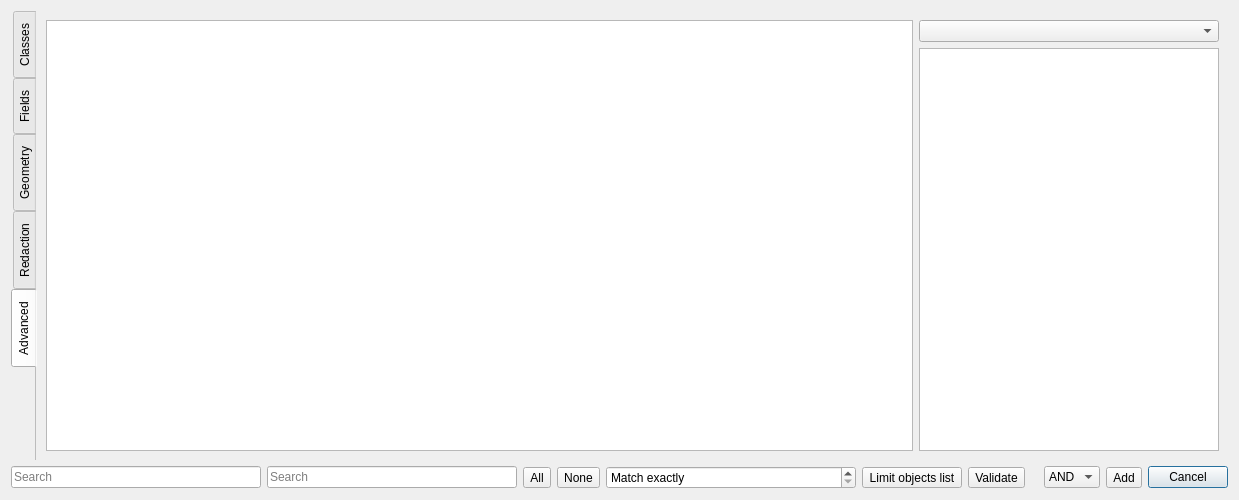
This is filterdialog.ui in Kuszki/K-Indexer as Qt 5 draws it before an edit. The edited form follows.
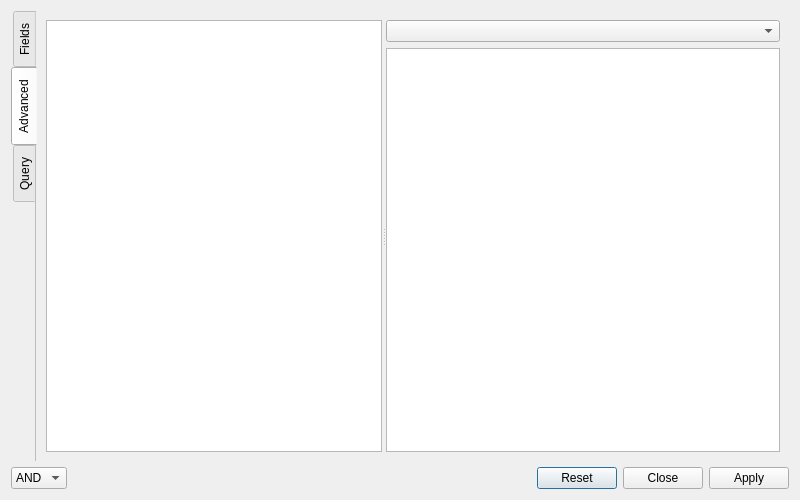
This is the edited form. The open tabs and pages were chosen to show the change. Icons and pictures are not drawn.

```diff
--- a/filterdialog.ui
+++ b/filterdialog.ui
@@ -6,7 +6,7 @@
    <rect>
     <x>0</x>
     <y>0</y>
-    <width>1200</width>
+    <width>800</width>
     <height>500</height>
    </rect>
   </property>
@@ -24,42 +24,11 @@
       <enum>QTabWidget::West</enum>
      </property>
      <property name="currentIndex">
-      <number>1</number>
+      <number>0</number>
      </property>
      <property name="documentMode">
       <bool>true</bool>
      </property>
-     <widget class="QWidget" name="classTab">
-      <attribute name="title">
-       <string>Classes</string>
-      </attribute>
-      <layout class="QGridLayout" name="classScroolLayout">
-       <item row="0" column="0">
-        <widget class="QScrollArea" name="classScrool">
-         <property name="frameShape">
-          <enum>QFrame::NoFrame</enum>
-         </property>
-         <property name="lineWidth">
-          <number>0</number>
-         </property>
-         <property name="widgetResizable">
-          <bool>true</bool>
-         </property>
-         <widget class="QWidget" name="classAreaWidgetContents">
-          <property name="geometry">
-           <rect>
-            <x>0</x>
-            <y>0</y>
-            <width>1139</width>
-            <height>435</height>
-           </rect>
-          </property>
-          <layout class="QVBoxLayout" name="classLayout"/>
-         </widget>
-        </widget>
-       </item>
-      </layout>
-     </widget>
      <widget class="QWidget" name="simpleTab">
       <attribute name="title">
        <string>Fields</string>
@@ -81,7 +50,7 @@
            <rect>
             <x>0</x>
             <y>0</y>
-            <width>1139</width>
+            <width>739</width>
             <height>435</height>
            </rect>
           </property>
@@ -91,236 +60,82 @@
        </item>
       </layout>
      </widget>
-     <widget class="QWidget" name="geometryTab">
-      <attribute name="title">
-       <string>Geometry</string>
-      </attribute>
-      <layout class="QGridLayout" name="geometryScroolLayout">
-       <item row="0" column="0">
-        <widget class="QScrollArea" name="geometryScrool">
-         <property name="frameShape">
-          <enum>QFrame::NoFrame</enum>
-         </property>
-         <property name="lineWidth">
-          <number>0</number>
-         </property>
-         <property name="widgetResizable">
-          <bool>true</bool>
-         </property>
-         <widget class="QWidget" name="geometryAreaWidgetContents">
-          <property name="geometry">
-           <rect>
-            <x>0</x>
-            <y>0</y>
-            <width>1139</width>
-            <height>435</height>
-           </rect>
-          </property>
-          <layout class="QVBoxLayout" name="geometryLayout"/>
-         </widget>
-        </widget>
-       </item>
-      </layout>
-     </widget>
-     <widget class="QWidget" name="redactionTab">
-      <attribute name="title">
-       <string>Redaction</string>
-      </attribute>
-      <layout class="QGridLayout" name="redactionScroolLayout">
-       <item row="0" column="0">
-        <widget class="QScrollArea" name="redactionScrool">
-         <property name="frameShape">
-          <enum>QFrame::NoFrame</enum>
-         </property>
-         <property name="lineWidth">
-          <number>0</number>
-         </property>
-         <property name="widgetResizable">
-          <bool>true</bool>
-         </property>
-         <widget class="QWidget" name="redactionAreaWidgetContents">
-          <property name="geometry">
-           <rect>
-            <x>0</x>
-            <y>0</y>
-            <width>1139</width>
-            <height>435</height>
-           </rect>
-          </property>
-          <layout class="QVBoxLayout" name="redactionLayout"/>
-         </widget>
-        </widget>
-       </item>
-      </layout>
-     </widget>
      <widget class="QWidget" name="advancedTab">
       <attribute name="title">
        <string>Advanced</string>
       </attribute>
-      <layout class="QGridLayout" name="advancedScroolLayout">
-       <item row="1" column="1">
-        <widget class="QListView" name="variablesList">
-         <property name="sizePolicy">
-          <sizepolicy hsizetype="Preferred" vsizetype="Preferred">
-           <horstretch>0</horstretch>
-           <verstretch>0</verstretch>
-          </sizepolicy>
+      <layout class="QGridLayout" name="advancedLayout">
+       <item row="0" column="0">
+        <widget class="QSplitter" name="splitter">
+         <property name="orientation">
+          <enum>Qt::Horizontal</enum>
          </property>
-         <property name="minimumSize">
-          <size>
-           <width>300</width>
-           <height>0</height>
-          </size>
+         <widget class="QPlainTextEdit" name="advancedEdit"/>
+         <widget class="QWidget" name="">
+          <layout class="QVBoxLayout" name="verticalLayout">
+           <item>
+            <widget class="QComboBox" name="helperCombo"/>
+           </item>
+           <item>
+            <widget class="QListView" name="variablesList">
+             <property name="sizePolicy">
+              <sizepolicy hsizetype="Preferred" vsizetype="Preferred">
+               <horstretch>0</horstretch>
+               <verstretch>0</verstretch>
+              </sizepolicy>
+             </property>
+             <property name="minimumSize">
+              <size>
+               <width>300</width>
+               <height>0</height>
+              </size>
+             </property>
+             <property name="editTriggers">
+              <set>QAbstractItemView::NoEditTriggers</set>
+             </property>
+            </widget>
+           </item>
+          </layout>
+         </widget>
+        </widget>
+       </item>
+      </layout>
+     </widget>
+     <widget class="QWidget" name="queryTab">
+      <attribute name="title">
+       <string>Query</string>
+      </attribute>
+      <layout class="QGridLayout" name="querysLayout">
+       <item row="0" column="0">
+        <widget class="QScrollArea" name="queryScrool">
+         <property name="frameShape">
+          <enum>QFrame::NoFrame</enum>
          </property>
-         <property name="editTriggers">
-          <set>QAbstractItemView::NoEditTriggers</set>
+         <property name="lineWidth">
+          <number>0</number>
          </property>
+         <property name="widgetResizable">
+          <bool>true</bool>
+         </property>
+         <widget class="QWidget" name="queryAreaWidgetContents">
+          <property name="geometry">
+           <rect>
+            <x>0</x>
+            <y>0</y>
+            <width>739</width>
+            <height>435</height>
+           </rect>
+          </property>
+          <layout class="QVBoxLayout" name="queryLayout"/>
+         </widget>
         </widget>
        </item>
-       <item row="0" column="1">
-        <widget class="QComboBox" name="helperCombo"/>
-       </item>
-       <item row="0" column="0" rowspan="2">
-        <widget class="QPlainTextEdit" name="advancedEdit"/>
-       </item>
       </layout>
      </widget>
     </widget>
    </item>
    <item row="1" column="0">
     <layout class="QHBoxLayout" name="toolsLayout">
-     <item>
-      <widget class="QLineEdit" name="simpleSearch">
-       <property name="sizePolicy">
-        <sizepolicy hsizetype="Fixed" vsizetype="Fixed">
-         <horstretch>0</horstretch>
-         <verstretch>0</verstretch>
-        </sizepolicy>
-       </property>
-       <property name="minimumSize">
-        <size>
-         <width>250</width>
-         <height>0</height>
-        </size>
-       </property>
-       <property name="placeholderText">
-        <string>Search</string>
-       </property>
-       <property name="clearButtonEnabled">
-        <bool>true</bool>
-       </property>
-      </widget>
-     </item>
-     <item>
-      <widget class="QLineEdit" name="classSearch">
-       <property name="sizePolicy">
-        <sizepolicy hsizetype="Fixed" vsizetype="Fixed">
-         <horstretch>0</horstretch>
-         <verstretch>0</verstretch>
-        </sizepolicy>
-       </property>
-       <property name="minimumSize">
-        <size>
-         <width>250</width>
-         <height>0</height>
-        </size>
-       </property>
-       <property name="placeholderText">
-        <string>Search</string>
-       </property>
-       <property name="clearButtonEnabled">
-        <bool>true</bool>
-       </property>
-      </widget>
-     </item>
-     <item>
-      <widget class="QToolButton" name="selectButton">
-       <property name="text">
-        <string>All</string>
-       </property>
-       <property name="icon">
-        <iconset theme="list-add">
-         <normaloff>.</normaloff>.</iconset>
-       </property>
-      </widget>
-     </item>
-     <item>
-      <widget class="QToolButton" name="unselectButton">
-       <property name="text">
-        <string>None</string>
-       </property>
-       <property name="icon">
-        <iconset theme="list-remove">
-         <normaloff>.</normaloff>.</iconset>
-       </property>
-      </widget>
-     </item>
-     <item>
-      <widget class="QDoubleSpinBox" name="radiusSpin">
-       <property name="minimumSize">
-        <size>
-         <width>250</width>
-         <height>0</height>
-        </size>
-       </property>
-       <property name="specialValueText">
-        <string>Match exactly</string>
-       </property>
-       <property name="prefix">
-        <string>Search in </string>
-       </property>
-       <property name="suffix">
-        <string> m radius</string>
-       </property>
-       <property name="maximum">
-        <double>10.000000000000000</double>
-       </property>
-       <property name="singleStep">
-        <double>0.010000000000000</double>
-       </property>
-      </widget>
-     </item>
-     <item>
-      <widget class="QToolButton" name="limiterCheck">
-       <property name="text">
-        <string>Limit objects list</string>
-       </property>
-       <property name="icon">
-        <iconset theme="document-new">
-         <normaloff>.</normaloff>.</iconset>
-       </property>
-       <property name="checkable">
-        <bool>true</bool>
-       </property>
-      </widget>
-     </item>
-     <item>
-      <widget class="QToolButton" name="validateButton">
-       <property name="text">
-        <string>Validate</string>
-       </property>
-       <property name="icon">
-        <iconset theme="tools-check-spelling">
-         <normaloff>.</normaloff>.</iconset>
-       </property>
-      </widget>
-     </item>
-     <item>
-      <widget class="QLabel" name="helpLabel"/>
-     </item>
-     <item>
-      <spacer name="leftSpacer">
-       <property name="orientation">
-        <enum>Qt::Horizontal</enum>
-       </property>
-       <property name="sizeHint" stdset="0">
-        <size>
-         <width>0</width>
-         <height>0</height>
-        </size>
-       </property>
-      </spacer>
-     </item>
      <item>
       <widget class="QComboBox" name="operatorBox">
        <item>
@@ -336,29 +151,15 @@
       </widget>
      </item>
      <item>
-      <widget class="QToolButton" name="newButton">
-       <property name="text">
-        <string>Add</string>
-       </property>
-       <property name="icon">
-        <iconset theme="list-add">
-         <normaloff>.</normaloff>.</iconset>
+      <widget class="QLabel" name="helpLabel">
+       <property name="sizePolicy">
+        <sizepolicy hsizetype="Expanding" vsizetype="Preferred">
+         <horstretch>0</horstretch>
+         <verstretch>0</verstretch>
+        </sizepolicy>
        </property>
       </widget>
      </item>
-     <item>
-      <spacer name="rightSpacer">
-       <property name="orientation">
-        <enum>Qt::Horizontal</enum>
-       </property>
-       <property name="sizeHint" stdset="0">
-        <size>
-         <width>0</width>
-         <height>0</height>
-        </size>
-       </property>
-      </spacer>
-     </item>
      <item>
       <widget class="QDialogButtonBox" name="buttonBox">
        <property name="sizePolicy">
@@ -371,7 +172,7 @@
         <enum>Qt::Horizontal</enum>
        </property>
        <property name="standardButtons">
-        <set>QDialogButtonBox::Cancel</set>
+        <set>QDialogButtonBox::Apply|QDialogButtonBox::Close|QDialogButtonBox::Reset</set>
        </property>
       </widget>
      </item>
```
Left out of the diff: 139 changed lines with no effect on the pictures.
